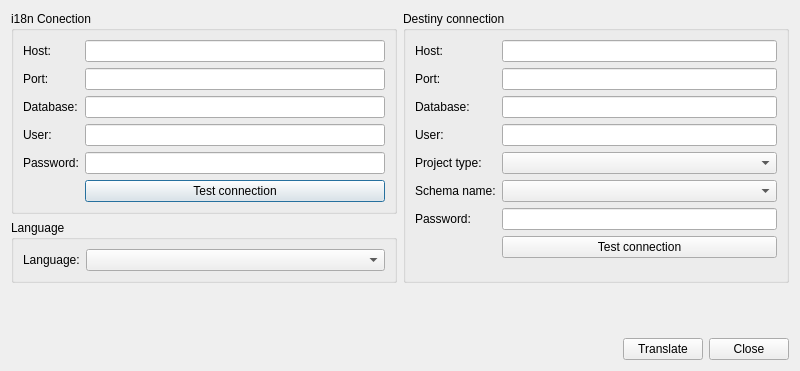
The window that core/ui/admin/admin_update_translation.ui (Giswater/giswater_qgis_plugin) describes before a commit, drawn with Qt 5.
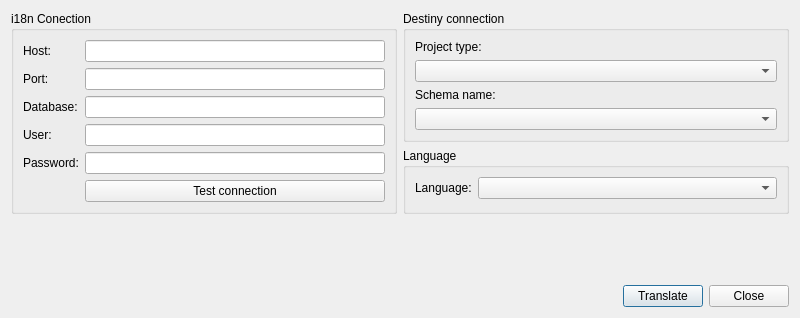
The same window after the commit.

Commit message: feat(i18n): Improvemnt in schema_i18n_update and creation of a i18n button manager.

```diff
--- a/core/ui/admin/admin_update_translation.ui
+++ b/core/ui/admin/admin_update_translation.ui
@@ -7,7 +7,7 @@
     <x>0</x>
     <y>0</y>
     <width>800</width>
-    <height>371</height>
+    <height>318</height>
    </rect>
   </property>
   <property name="minimumSize">
@@ -26,8 +26,77 @@
    <string>Dialog</string>
   </property>
   <layout class="QGridLayout" name="gridLayout">
-   <item row="0" column="0">
+   <item row="5" column="1">
+    <layout class="QGridLayout" name="lyt_buttons">
+     <item row="0" column="0">
+      <spacer name="horizontalSpacer">
+       <property name="orientation">
+        <enum>Qt::Horizontal</enum>
+       </property>
+       <property name="sizeHint" stdset="0">
+        <size>
+         <width>40</width>
+         <height>20</height>
+        </size>
+       </property>
+      </spacer>
+     </item>
+     <item row="0" column="1">
+      <widget class="QPushButton" name="btn_translate">
+       <property name="text">
+        <string>Translate</string>
+       </property>
+      </widget>
+     </item>
+     <item row="0" column="2">
+      <widget class="QPushButton" name="btn_close">
+       <property name="text">
+        <string>Close</string>
+       </property>
+      </widget>
+     </item>
+    </layout>
+   </item>
+   <item row="3" column="0" colspan="2">
+    <widget class="QLabel" name="lbl_info">
+     <property name="text">
+      <string/>
+     </property>
+    </widget>
+   </item>
+   <item row="1" column="1">
+    <widget class="QGroupBox" name="groupBox_2">
+     <property name="maximumSize">
+      <size>
+       <width>16777215</width>
+       <height>69</height>
+      </size>
+     </property>
+     <property name="title">
+      <string>Language</string>
+     </property>
+     <layout class="QFormLayout" name="formLayout">
+      <item row="0" column="0">
+       <widget class="QLabel" name="lbl_language">
+        <property name="text">
+         <string>Language:</string>
+        </property>
+       </widget>
+      </item>
+      <item row="0" column="1">
+       <widget class="QComboBox" name="cmb_language"/>
+      </item>
+     </layout>
+    </widget>
+   </item>
+   <item row="0" column="0" rowspan="2">
     <widget class="QGroupBox" name="groupBox">
+     <property name="maximumSize">
+      <size>
+       <width>16777215</width>
+       <height>213</height>
+      </size>
+     </property>
      <property name="title">
       <string>i18n Conection</string>
      </property>
@@ -99,136 +168,45 @@
      </layout>
     </widget>
    </item>
-   <item row="0" column="1" rowspan="2">
+   <item row="0" column="1">
     <widget class="QGroupBox" name="groupBox_3">
      <property name="enabled">
       <bool>true</bool>
      </property>
+     <property name="maximumSize">
+      <size>
+       <width>16777215</width>
+       <height>137</height>
+      </size>
+     </property>
      <property name="title">
       <string>Destiny connection</string>
      </property>
-     <layout class="QFormLayout" name="formLayout">
-      <item row="0" column="0">
-       <widget class="QLabel" name="lbl_host_dest">
-        <property name="text">
-         <string>Host:</string>
-        </property>
-       </widget>
-      </item>
-      <item row="0" column="1">
-       <widget class="QLineEdit" name="txt_host_dest"/>
-      </item>
-      <item row="1" column="0">
-       <widget class="QLabel" name="lbl_port_dest">
-        <property name="text">
-         <string>Port:</string>
-        </property>
-       </widget>
-      </item>
-      <item row="1" column="1">
-       <widget class="QLineEdit" name="txt_port_dest"/>
-      </item>
-      <item row="2" column="0">
-       <widget class="QLabel" name="lbl_database_dest">
-        <property name="text">
-         <string>Database:</string>
-        </property>
-       </widget>
-      </item>
-      <item row="2" column="1">
-       <widget class="QLineEdit" name="txt_db_dest"/>
-      </item>
-      <item row="3" column="0">
-       <widget class="QLabel" name="lbl_user_dest">
-        <property name="text">
-         <string>User:</string>
-        </property>
-       </widget>
-      </item>
-      <item row="3" column="1">
-       <widget class="QLineEdit" name="txt_user_dest"/>
-      </item>
-      <item row="6" column="0">
-       <widget class="QLabel" name="lbl_pass_dest">
-        <property name="text">
-         <string>Password:</string>
-        </property>
-       </widget>
-      </item>
-      <item row="6" column="1">
-       <widget class="QLineEdit" name="txt_pass_dest">
-        <property name="text">
-         <string/>
-        </property>
-        <property name="echoMode">
-         <enum>QLineEdit::Password</enum>
-        </property>
-       </widget>
-      </item>
-      <item row="7" column="1">
-       <widget class="QPushButton" name="btn_connection_dest">
-        <property name="text">
-         <string>Test connection</string>
-        </property>
-       </widget>
-      </item>
-      <item row="4" column="1">
-       <widget class="QComboBox" name="cmb_projecttype"/>
-      </item>
-      <item row="5" column="1">
-       <widget class="QComboBox" name="cmb_schema"/>
-      </item>
-      <item row="4" column="0">
+     <layout class="QVBoxLayout" name="verticalLayout">
+      <item>
        <widget class="QLabel" name="label">
         <property name="text">
          <string>Project type:</string>
         </property>
        </widget>
       </item>
-      <item row="5" column="0">
+      <item>
+       <widget class="QComboBox" name="cmb_projecttype"/>
+      </item>
+      <item>
        <widget class="QLabel" name="label_2">
         <property name="text">
          <string>Schema name:</string>
         </property>
        </widget>
       </item>
-     </layout>
-    </widget>
-   </item>
-   <item row="1" column="0">
-    <widget class="QGroupBox" name="groupBox_2">
-     <property name="title">
-      <string>Language</string>
-     </property>
-     <layout class="QFormLayout" name="formLayout_2">
-      <item row="0" column="0">
-       <widget class="QLabel" name="lbl_language">
-        <property name="text">
-         <string>Language:</string>
-        </property>
-       </widget>
+      <item>
+       <widget class="QComboBox" name="cmb_schema"/>
       </item>
-      <item row="0" column="1">
-       <widget class="QComboBox" name="cmb_language"/>
-      </item>
      </layout>
     </widget>
    </item>
-   <item row="2" column="0">
-    <widget class="QLabel" name="lbl_info_2">
-     <property name="text">
-      <string/>
-     </property>
-    </widget>
-   </item>
-   <item row="2" column="1">
-    <widget class="QLabel" name="lbl_info">
-     <property name="text">
-      <string/>
-     </property>
-    </widget>
-   </item>
-   <item row="3" column="1">
+   <item row="4" column="0">
     <spacer name="verticalSpacer">
      <property name="orientation">
       <enum>Qt::Vertical</enum>
@@ -241,37 +219,6 @@
      </property>
     </spacer>
    </item>
-   <item row="4" column="1">
-    <layout class="QGridLayout" name="lyt_buttons">
-     <item row="0" column="0">
-      <spacer name="horizontalSpacer">
-       <property name="orientation">
-        <enum>Qt::Horizontal</enum>
-       </property>
-       <property name="sizeHint" stdset="0">
-        <size>
-         <width>40</width>
-         <height>20</height>
-        </size>
-       </property>
-      </spacer>
-     </item>
-     <item row="0" column="1">
-      <widget class="QPushButton" name="btn_translate">
-       <property name="text">
-        <string>Translate</string>
-       </property>
-      </widget>
-     </item>
-     <item row="0" column="2">
-      <widget class="QPushButton" name="btn_close">
-       <property name="text">
-        <string>Close</string>
-       </property>
-      </widget>
-     </item>
-    </layout>
-   </item>
   </layout>
  </widget>
  <tabstops>
```
Left out of the diff: 5 changed lines with no effect on the pictures. The commit also changes 8 other files.
